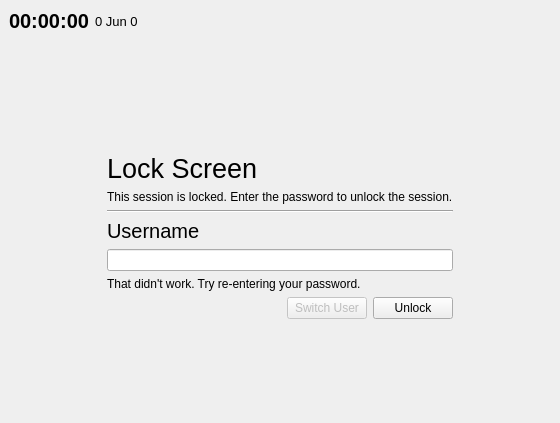
Qt form mainwindow.ui (vicr123/tsscreenlock) before a commit.
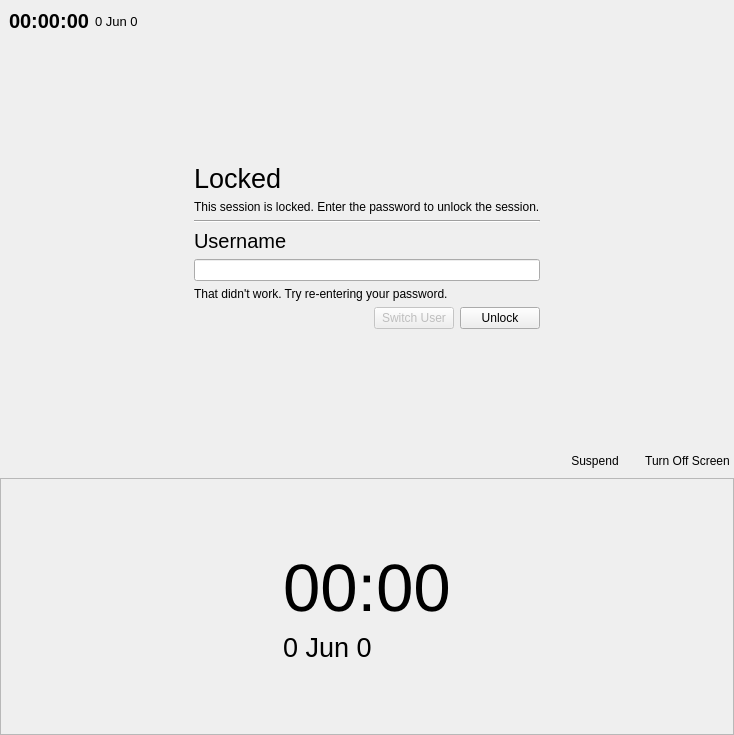
The same form after that commit. Icons and pictures are not drawn. Custom widgets are drawn as their Qt base class.

Diff of the .ui file:
```diff
--- a/mainwindow.ui
+++ b/mainwindow.ui
@@ -6,8 +6,8 @@
    <rect>
     <x>0</x>
     <y>0</y>
-    <width>560</width>
-    <height>423</height>
+    <width>734</width>
+    <height>735</height>
    </rect>
   </property>
   <property name="windowTitle">
@@ -79,7 +79,7 @@
           </font>
          </property>
          <property name="text">
-          <string>Lock Screen</string>
+          <string>Locked</string>
          </property>
         </widget>
        </item>
@@ -265,10 +265,270 @@
       </layout>
      </widget>
     </item>
+    <item row="1" column="1">
+     <spacer name="verticalSpacer">
+      <property name="orientation">
+       <enum>Qt::Vertical</enum>
+      </property>
+      <property name="sizeHint" stdset="0">
+       <size>
+        <width>20</width>
+        <height>71</height>
+       </size>
+      </property>
+     </spacer>
+    </item>
+    <item row="2" column="0">
+     <spacer name="horizontalSpacer">
+      <property name="orientation">
+       <enum>Qt::Horizontal</enum>
+      </property>
+      <property name="sizeHint" stdset="0">
+       <size>
+        <width>63</width>
+        <height>20</height>
+       </size>
+      </property>
+     </spacer>
+    </item>
+    <item row="3" column="1">
+     <spacer name="verticalSpacer_2">
+      <property name="orientation">
+       <enum>Qt::Vertical</enum>
+      </property>
+      <property name="sizeHint" stdset="0">
+       <size>
+        <width>20</width>
+        <height>70</height>
+       </size>
+      </property>
+     </spacer>
+    </item>
+    <item row="5" column="0" colspan="3">
+     <widget class="CoverFrame" name="Cover">
+      <property name="styleSheet">
+       <string notr="true">QWidget#Cover {
+	background: qlineargradient(spread:pad, x1:0, y1:0, x2:1, y2:0, stop:0 rgba(0, 0, 0, 127), stop:1 rgba(0, 0, 0, 127)), url(&quot;/usr/share/icons/theos/backgrounds/triangle/1920x1080.png&quot;);
+	background-position: cover;
+}</string>
+      </property>
+      <property name="frameShape">
+       <enum>QFrame::StyledPanel</enum>
+      </property>
+      <property name="frameShadow">
+       <enum>QFrame::Raised</enum>
+      </property>
+      <layout class="QGridLayout" name="gridLayout_2">
+       <item row="2" column="0">
+        <spacer name="horizontalSpacer_5">
+         <property name="orientation">
+          <enum>Qt::Horizontal</enum>
+         </property>
+         <property name="sizeHint" stdset="0">
+          <size>
+           <width>40</width>
+           <height>20</height>
+          </size>
+         </property>
+        </spacer>
+       </item>
+       <item row="3" column="1">
+        <spacer name="verticalSpacer_4">
+         <property name="orientation">
+          <enum>Qt::Vertical</enum>
+         </property>
+         <property name="sizeHint" stdset="0">
+          <size>
+           <width>20</width>
+           <height>40</height>
+          </size>
+         </property>
+        </spacer>
+       </item>
+       <item row="1" column="1">
+        <spacer name="verticalSpacer_3">
+         <property name="orientation">
+          <enum>Qt::Vertical</enum>
+         </property>
+         <property name="sizeHint" stdset="0">
+          <size>
+           <width>20</width>
+           <height>40</height>
+          </size>
+         </property>
+        </spacer>
+       </item>
+       <item row="2" column="2">
+        <spacer name="horizontalSpacer_6">
+         <property name="orientation">
+          <enum>Qt::Horizontal</enum>
+         </property>
+         <property name="sizeHint" stdset="0">
+          <size>
+           <width>40</width>
+           <height>20</height>
+          </size>
+         </property>
+        </spacer>
+       </item>
+       <item row="2" column="1">
+        <widget class="QFrame" name="frame_2">
+         <property name="frameShape">
+          <enum>QFrame::NoFrame</enum>
+         </property>
+         <property name="frameShadow">
+          <enum>QFrame::Raised</enum>
+         </property>
+         <layout class="QVBoxLayout" name="verticalLayout_2">
+          <property name="leftMargin">
+           <number>0</number>
+          </property>
+          <property name="topMargin">
+           <number>0</number>
+          </property>
+          <property name="rightMargin">
+           <number>0</number>
+          </property>
+          <property name="bottomMargin">
+           <number>0</number>
+          </property>
+          <item>
+           <widget class="QLabel" name="upArrow">
+            <property name="text">
+             <string/>
+            </property>
+            <property name="alignment">
+             <set>Qt::AlignCenter</set>
+            </property>
+           </widget>
+          </item>
+          <item>
+           <widget class="QLabel" name="timeLabel_2">
+            <property name="font">
+             <font>
+              <pointsize>50</pointsize>
+             </font>
+            </property>
+            <property name="autoFillBackground">
+             <bool>false</bool>
+            </property>
+            <property name="styleSheet">
+             <string notr="true"/>
+            </property>
+            <property name="text">
+             <string>00:00</string>
+            </property>
+           </widget>
+          </item>
+          <item>
+           <widget class="QLabel" name="dateLabel_2">
+            <property name="font">
+             <font>
+              <pointsize>20</pointsize>
+             </font>
+            </property>
+            <property name="styleSheet">
+             <string notr="true">background-color:rgba(0, 0, 0, 0);</string>
+            </property>
+            <property name="text">
+             <string>0 Jun 0</string>
+            </property>
+           </widget>
+          </item>
+          <item>
+           <widget class="QLabel" name="downArrow">
+            <property name="text">
+             <string/>
+            </property>
+            <property name="alignment">
+             <set>Qt::AlignCenter</set>
+            </property>
+           </widget>
+          </item>
+         </layout>
+        </widget>
+       </item>
+      </layout>
+     </widget>
+    </item>
+    <item row="4" column="0" colspan="3">
+     <widget class="QFrame" name="frame_3">
+      <property name="frameShape">
+       <enum>QFrame::NoFrame</enum>
+      </property>
+      <property name="frameShadow">
+       <enum>QFrame::Raised</enum>
+      </property>
+      <layout class="QHBoxLayout" name="horizontalLayout_3">
+       <property name="leftMargin">
+        <number>0</number>
+       </property>
+       <property name="topMargin">
+        <number>0</number>
+       </property>
+       <property name="rightMargin">
+        <number>0</number>
+       </property>
+       <property name="bottomMargin">
+        <number>0</number>
+       </property>
+       <item>
+        <spacer name="horizontalSpacer_7">
+         <property name="orientation">
+          <enum>Qt::Horizontal</enum>
+         </property>
+         <property name="sizeHint" stdset="0">
+          <size>
+           <width>518</width>
+           <height>20</height>
+          </size>
+         </property>
+        </spacer>
+       </item>
+       <item>
+        <widget class="QPushButton" name="pushButton_4">
+         <property name="text">
+          <string>Suspend</string>
+         </property>
+         <property name="icon">
+          <iconset theme="system-suspend"/>
+         </property>
+         <property name="flat">
+          <bool>true</bool>
+         </property>
+        </widget>
+       </item>
+       <item>
+        <widget class="QPushButton" name="pushButton_3">
+         <property name="text">
+          <string>Turn Off Screen</string>
+         </property>
+         <property name="icon">
+          <iconset theme="video-display"/>
+         </property>
+         <property name="flat">
+          <bool>true</bool>
+         </property>
+        </widget>
+       </item>
+      </layout>
+     </widget>
+    </item>
    </layout>
   </widget>
  </widget>
  <layoutdefault spacing="6" margin="11"/>
+ <customwidgets>
+  <customwidget>
+   <class>CoverFrame</class>
+   <extends>QFrame</extends>
+   <header>coverframe.h</header>
+   <container>1</container>
+   <slots>
+    <signal>clicked()</signal>
+   </slots>
+  </customwidget>
+ </customwidgets>
  <resources/>
  <connections/>
 </ui>
```
Left out of the diff: 51 changed lines with no effect on the pictures.
